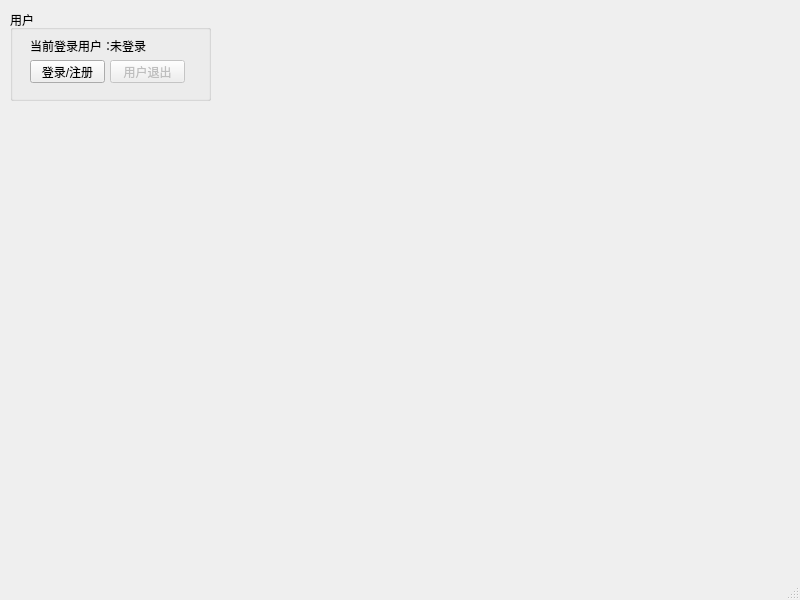
The window that forms_ui/mainwindow.ui (Chshy/WordsMemorizing) describes before a commit, drawn with Qt 5.
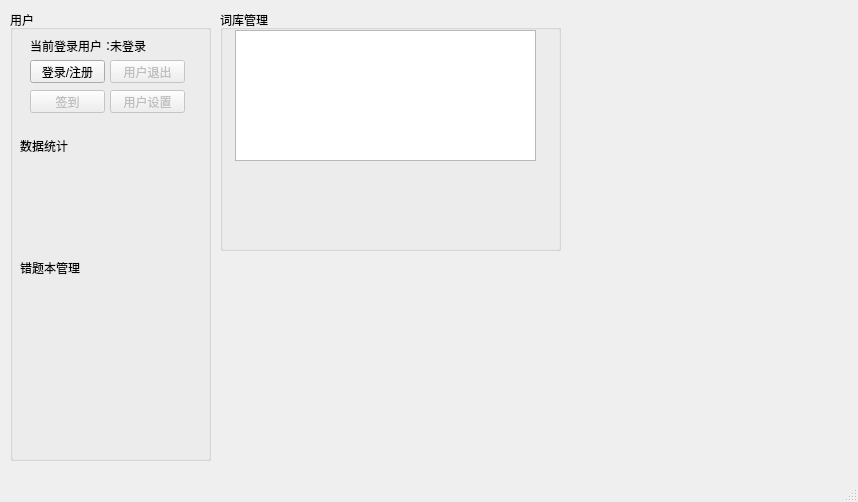
The same window after the commit.

Commit message: 登录状态显示优化

Patch:
```diff
--- a/forms_ui/mainwindow.ui
+++ b/forms_ui/mainwindow.ui
@@ -6,8 +6,8 @@
    <rect>
     <x>0</x>
     <y>0</y>
-    <width>800</width>
-    <height>600</height>
+    <width>858</width>
+    <height>502</height>
    </rect>
   </property>
   <property name="windowTitle">
@@ -23,7 +23,7 @@
       <x>10</x>
       <y>10</y>
       <width>201</width>
-      <height>91</height>
+      <height>451</height>
      </rect>
     </property>
     <property name="title">
@@ -84,6 +84,87 @@
       <string>未登录</string>
      </property>
     </widget>
+    <widget class="QPushButton" name="TodaySignInButton">
+     <property name="enabled">
+      <bool>false</bool>
+     </property>
+     <property name="geometry">
+      <rect>
+       <x>20</x>
+       <y>80</y>
+       <width>75</width>
+       <height>23</height>
+      </rect>
+     </property>
+     <property name="text">
+      <string>签到</string>
+     </property>
+    </widget>
+    <widget class="QLabel" name="label_2">
+     <property name="geometry">
+      <rect>
+       <x>10</x>
+       <y>130</y>
+       <width>54</width>
+       <height>12</height>
+      </rect>
+     </property>
+     <property name="text">
+      <string>数据统计</string>
+     </property>
+    </widget>
+    <widget class="QPushButton" name="UserSettingButton">
+     <property name="enabled">
+      <bool>false</bool>
+     </property>
+     <property name="geometry">
+      <rect>
+       <x>100</x>
+       <y>80</y>
+       <width>75</width>
+       <height>23</height>
+      </rect>
+     </property>
+     <property name="text">
+      <string>用户设置</string>
+     </property>
+    </widget>
+    <widget class="QLabel" name="label_3">
+     <property name="geometry">
+      <rect>
+       <x>10</x>
+       <y>250</y>
+       <width>61</width>
+       <height>16</height>
+      </rect>
+     </property>
+     <property name="text">
+      <string>错题本管理</string>
+     </property>
+    </widget>
+   </widget>
+   <widget class="QGroupBox" name="groupBox">
+    <property name="geometry">
+     <rect>
+      <x>220</x>
+      <y>10</y>
+      <width>341</width>
+      <height>241</height>
+     </rect>
+    </property>
+    <property name="title">
+     <string>词库管理</string>
+    </property>
+    <widget class="QListView" name="listView">
+     <property name="geometry">
+      <rect>
+       <x>15</x>
+       <y>20</y>
+       <width>301</width>
+       <height>131</height>
+      </rect>
+     </property>
+    </widget>
    </widget>
   </widget>
   <widget class="QMenuBar" name="menubar">
```
Left out of the diff: 2 changed lines with no effect on the pictures. The commit also changes 2 other files.
